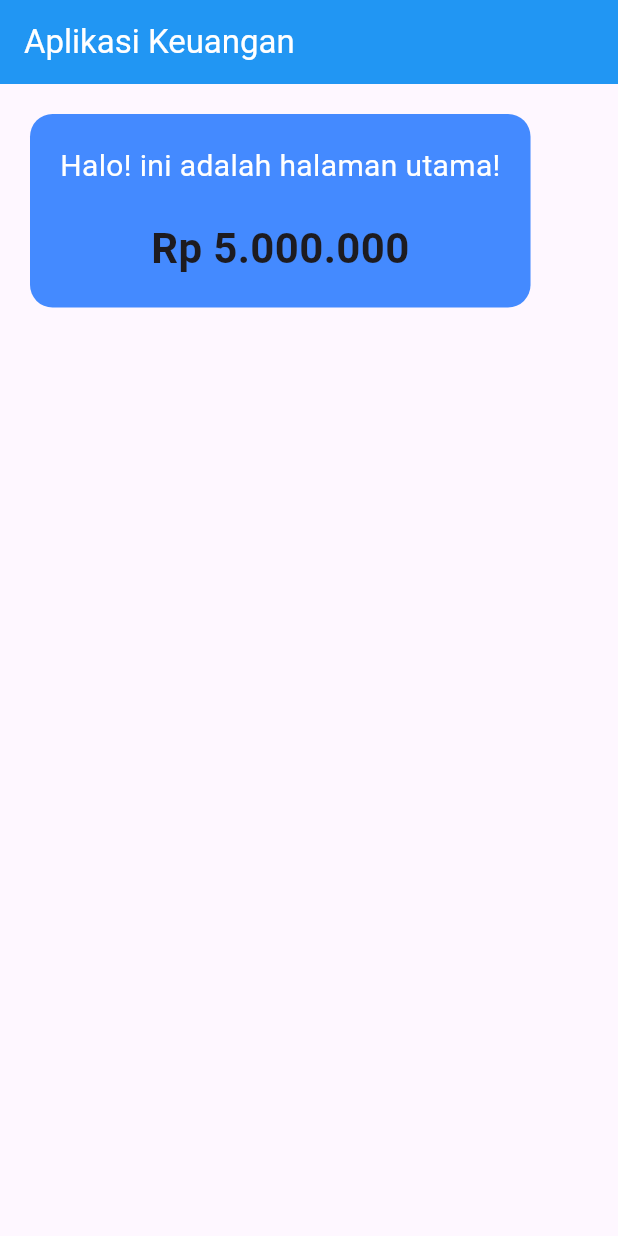
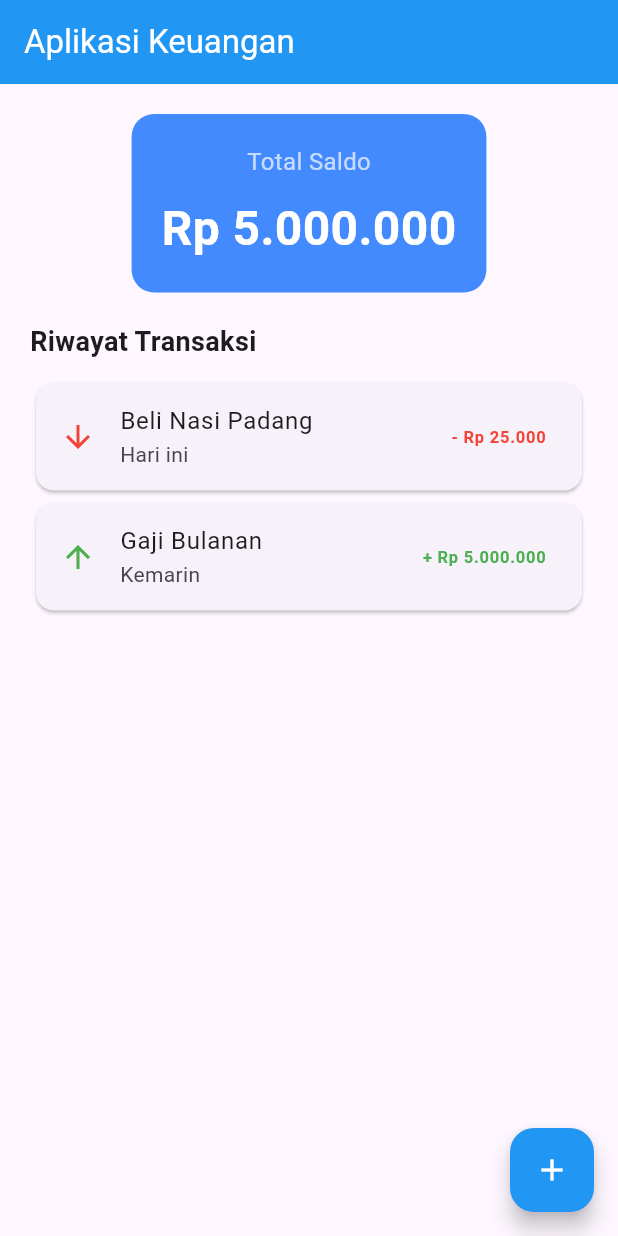
Before and after one commit to GalihDianPK/Flutter_First, a Flutter app: the screen it shows after launch, on a phone screen of 412 x 824 dp. Run offline on Flutter 3.47's test engine with Material 3 defaults, Android fonts, the phone set to English and light mode, and no system bars.

Commit message:
add button

```diff
--- a/lib/pages/home_page.dart
+++ b/lib/pages/home_page.dart
@@ -1,58 +1,145 @@
-// File ini berada di dalam folder lib/pages/.
-// Folder 'pages' (atau sering juga disebut 'screens') digunakan khusus untuk
-// menyimpan file-file yang menampilkan SATU HALAMAN penuh di layar HP.
 import 'package:flutter/material.dart';
 
-// (Catatan Mentor: Biasanya nama class diawali huruf kapital seperti "HomePage",
-// tapi "homepage" tetap bisa berjalan!)
-// StatelessWidget berarti halaman ini "Statis". Artinya halamannya diam,
-// tidak bisa mengubah tampilannya sendiri secara otomatis (kecuali kita buat statenya nanti).
 class homepage extends StatelessWidget {
   const homepage({super.key});
 
-  // Fungsi build() adalah kuas lukis kita. Di sinilah kita "menggambar" UI di layar.
   @override
   Widget build(BuildContext context) {
-    // Scaffold adalah "Kanvas Putih" untuk satu halaman.
-    // Scaffold otomatis membagi layar menjadi beberapa bagian standar aplikasi:
-    // Atas (appBar), Tengah (body), Bawah (bottomNavigationBar), dan tombol ngambang (floatingActionButton).
     return Scaffold(
-
-      // 1. AppBar: Bagian atas aplikasi (Header / Top bar)
       appBar: AppBar(
         title: const Text("Aplikasi Keuangan"),
-        backgroundColor: Colors.blue, // Warna latar belakang AppBar
-        foregroundColor: Colors.white, // Warna teks (title) di dalam AppBar
+        backgroundColor: Colors.blue,
+        foregroundColor: Colors.white,
       ),
-
       body: Column(
         children: [
-
+          // KOTAK SALDO
           Container(
             margin: const EdgeInsets.all(20),
             padding: const EdgeInsets.all(20),
             decoration: BoxDecoration(
               color: Colors.blueAccent,
               borderRadius: BorderRadius.circular(15),
-
             ),
             child: const Column(
               children: [
                 Text(
-                  "Halo! ini adalah halaman utama!",
-                  style: TextStyle(fontSize: 20, color: Colors.white),
+                  "Total Saldo",
+                  style: TextStyle(fontSize: 16, color: Colors.white70),
                 ),
-                SizedBox(height: 20),
+                SizedBox(height: 10),
                 Text(
                   "Rp 5.000.000",
-                  style: TextStyle(fontSize: 28, fontWeight: FontWeight.bold),
-                )
-              ]
+                  style: TextStyle(fontSize: 32, fontWeight: FontWeight.bold, color: Colors.white),
+                ),
+              ],
             ),
+          ),
 
-          )
-        ]
-      )
+          // JUDUL RIWAYAT TRANSAKSI
+          const Padding(
+            padding: EdgeInsets.symmetric(horizontal: 20),
+            child: Align(
+              alignment: Alignment.centerLeft,
+              child: Text(
+                "Riwayat Transaksi",
+                style: TextStyle(fontSize: 18, fontWeight: FontWeight.bold),
+              ),
+            ),
+          ),
+
+          const SizedBox(height: 10),
+
+          // DAFTAR TRANSAKSI
+          Expanded(
+            child: ListView(
+              padding: const EdgeInsets.symmetric(horizontal: 20),
+              children: const [
+                Card(
+                  child: ListTile(
+                    leading: Icon(Icons.arrow_downward, color: Colors.red),
+                    title: Text("Beli Nasi Padang"),
+                    subtitle: Text("Hari ini"),
+                    trailing: Text("- Rp 25.000", style: TextStyle(color: Colors.red, fontWeight: FontWeight.bold)),
+                  ),
+                ),
+                Card(
+                  child: ListTile(
+                    leading: Icon(Icons.arrow_upward, color: Colors.green),
+                    title: Text("Gaji Bulanan"),
+                    subtitle: Text("Kemarin"),
+                    trailing: Text("+ Rp 5.000.000", style: TextStyle(color: Colors.green, fontWeight: FontWeight.bold)),
+                  ),
+                ),
+              ],
+            ),
+          ),
+        ],
+      ),
+
+      // TOMBOL TAMBAH
+      floatingActionButton: FloatingActionButton(
+        onPressed: () {
+        // Menampilkan Pop-up Formulir dari bawah layar
+          showModalBottomSheet(
+            context: context,
+            builder: (BuildContext context) {
+              return Container(
+                padding: const EdgeInsets.all(20),
+                width: double.infinity,
+                child: Column(
+                  mainAxisSize: MainAxisSize.min, // Agar tinggi pop-up menyesuaikan isi
+                  children: [
+                    const Text(
+                      "Tambah Transaksi Baru",
+                      style: TextStyle(fontSize: 18, fontWeight: FontWeight.bold),
+                    ),
+                    const SizedBox(height: 20),
+
+                    // Kolom input teks untuk Nama Transaksi
+                    const TextField(
+                      decoration: InputDecoration(
+                        labelText: "Nama Transaksi (Makan, Gaji, dll)",
+                        border: OutlineInputBorder(),
+                      ),
+                    ),
+                    const SizedBox(height: 15),
+
+                    // Kolom input teks untuk Nominal (Hanya memunculkan keyboard angka)
+                    const TextField(
+                      keyboardType: TextInputType.number,
+                      decoration: InputDecoration(
+                        labelText: "Nominal (Contoh: 50000)",
+                        border: OutlineInputBorder(),
+                      ),
+                    ),
+                    const SizedBox(height: 20),
+
+                    // Tombol Simpan
+                    SizedBox(
+                      width: double.infinity, // Membuat tombol selebar layar
+                      child: ElevatedButton(
+                        style: ElevatedButton.styleFrom(
+                          backgroundColor: Colors.blue,
+                          foregroundColor: Colors.white,
+                        ),
+                        onPressed: () {
+                          // Nanti kita buat logika menyimpannya di sini
+                          Navigator.pop(context); // Menutup pop-up setelah ditekan
+                        },
+                        child: const Text("Simpan Transaksi"),
+                      ),
+                    )
+                  ],
+                ),
+              );
+            },
+          );
+        },
+        backgroundColor: Colors.blue,
+        foregroundColor: Colors.white,
+        child: const Icon(Icons.add),
+      ),
     );
   }
 }
```
